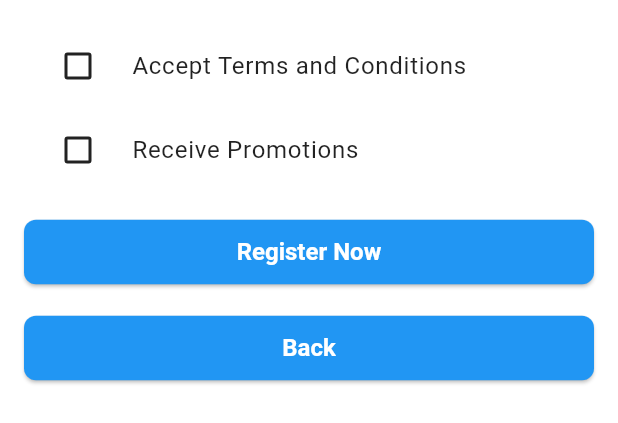
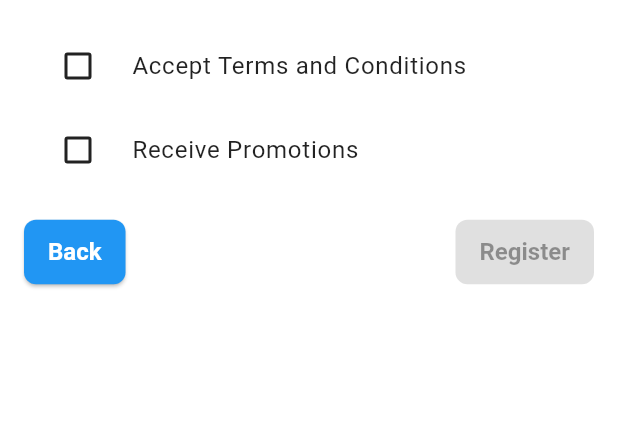
Before and after one commit to joaoconstancio1/genie_luck, a Flutter app: the TermsConfirmationPage widget shown alone on an empty page, opened directly with empty values, on a phone screen of 412 x 824 dp. Shown: the top 423 px of the screen. Run offline on Flutter 3.47's test engine with Material 3 defaults, Android fonts, the phone set to English and light mode, and no system bars; our stand-ins replace dio, equatable, flutter_bloc, get_it, go_router, intl_phone_field and 2 more; statements that could not run were skipped.

Commit message:
Update button text for registration in multiple languages and adjust layout in TermsConfirmationPage

```diff
--- a/lib/l10n/app_en.arb
+++ b/lib/l10n/app_en.arb
@@ -14,7 +14,7 @@
     "hintPhoneNumber": "99999-9999",
     "labelAcceptTerms": "Accept Terms and Conditions",
     "labelReceivePromotions": "Receive Promotions",
-    "buttonRegisterNow": "Register Now",
+    "buttonRegisterNow": "Register",
     "labelZipCode": "ZIP Code",
     "hintZipCode": "Enter your ZIP code",
     "labelAddress": "Address",
--- a/lib/l10n/app_es.arb
+++ b/lib/l10n/app_es.arb
@@ -14,7 +14,7 @@
     "hintPhoneNumber": "99999-9999",
     "labelAcceptTerms": "Aceptar Términos y Condiciones",
     "labelReceivePromotions": "Recibir Promociones",
-    "buttonRegisterNow": "Registrar Ahora",
+    "buttonRegisterNow": "Registrar",
     "labelZipCode": "Código Postal",
     "hintZipCode": "Introduce tu código postal",
     "labelAddress": "Dirección",
--- a/lib/l10n/app_pt.arb
+++ b/lib/l10n/app_pt.arb
@@ -14,7 +14,7 @@
     "hintPhoneNumber": "99999-9999",
     "labelAcceptTerms": "Aceitar Termos e Condições",
     "labelReceivePromotions": "Receber Promoções",
-    "buttonRegisterNow": "Registrar Agora",
+    "buttonRegisterNow": "Registrar",
     "labelZipCode": "CEP",
     "hintZipCode": "Digite seu CEP",
     "labelAddress": "Endereço",
--- a/lib/modules/register/presenter/pages/terms_conditions_page.dart
+++ b/lib/modules/register/presenter/pages/terms_conditions_page.dart
@@ -40,15 +40,17 @@ class TermsConfirmationPage extends StatelessWidget {
           controlAffinity: ListTileControlAffinity.leading,
         ),
         const SizedBox(height: 16),
-        SizedBox(
-          width: double.infinity,
-          child: ElevatedButton(
-            onPressed: onRegister,
-            child: Text(locale.buttonRegisterNow),
-          ),
+
+        Row(
+          mainAxisAlignment: MainAxisAlignment.spaceBetween,
+          children: [
+            ElevatedButton(onPressed: onPrevious, child: Text(locale.back)),
+            ElevatedButton(
+              onPressed: acceptTerms ? onRegister : null,
+              child: Text(locale.buttonRegisterNow),
+            ),
+          ],
         ),
-        const SizedBox(height: 16),
-        ElevatedButton(onPressed: onPrevious, child: Text(locale.back)),
       ],
     );
   }
```
Also changed, not shown: lib/l10n/generated/app_localizations.dart, lib/l10n/generated/app_localizations_en.dart, lib/l10n/generated/app_localizations_es.dart, lib/l10n/generated/app_localizations_pt.dart.
